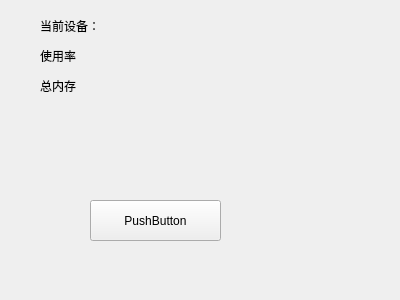
Qt form form.ui (Fan26278/DisplayCard-monitor) before a commit.
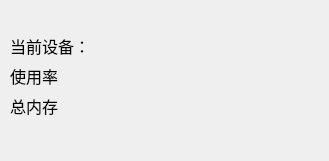
The same form after that commit.

Patch:
```diff
--- a/form.ui
+++ b/form.ui
@@ -6,48 +6,54 @@
    <rect>
     <x>0</x>
     <y>0</y>
-    <width>400</width>
-    <height>300</height>
+    <width>329</width>
+    <height>161</height>
    </rect>
   </property>
   <property name="windowTitle">
    <string>Form</string>
   </property>
-  <widget class="QLabel" name="nameLabel">
+  <widget class="QWidget" name="widget" native="true">
    <property name="geometry">
     <rect>
-     <x>40</x>
+     <x>10</x>
      <y>10</y>
+     <width>301</width>
+     <height>141</height>
+    </rect>
+   </property>
+   <widget class="QLabel" name="nameLabel">
+    <property name="geometry">
+     <rect>
+      <x>0</x>
+      <y>20</y>
      <width>321</width>
      <height>31</height>
     </rect>
    </property>
+    <property name="font">
+     <font>
+      <pointsize>12</pointsize>
+     </font>
+    </property>
    <property name="text">
     <string>当前设备：</string>
    </property>
   </widget>
-  <widget class="QPushButton" name="btnCommit">
-   <property name="geometry">
-    <rect>
-     <x>90</x>
-     <y>200</y>
-     <width>131</width>
-     <height>41</height>
-    </rect>
-   </property>
-   <property name="text">
-    <string>PushButton</string>
-   </property>
-  </widget>
   <widget class="QLabel" name="memoryLabel">
    <property name="geometry">
     <rect>
-     <x>40</x>
-     <y>70</y>
+      <x>0</x>
+      <y>80</y>
      <width>321</width>
      <height>31</height>
     </rect>
    </property>
+    <property name="font">
+     <font>
+      <pointsize>12</pointsize>
+     </font>
+    </property>
    <property name="text">
     <string>总内存</string>
    </property>
@@ -55,15 +61,21 @@
   <widget class="QLabel" name="ratesLabel">
    <property name="geometry">
     <rect>
-     <x>40</x>
-     <y>40</y>
+      <x>0</x>
+      <y>50</y>
      <width>321</width>
      <height>31</height>
     </rect>
    </property>
+    <property name="font">
+     <font>
+      <pointsize>12</pointsize>
+     </font>
+    </property>
    <property name="text">
     <string>使用率</string>
    </property>
+   </widget>
   </widget>
  </widget>
  <resources/>
```
Lines whose indentation alone changed are shown as unchanged.
